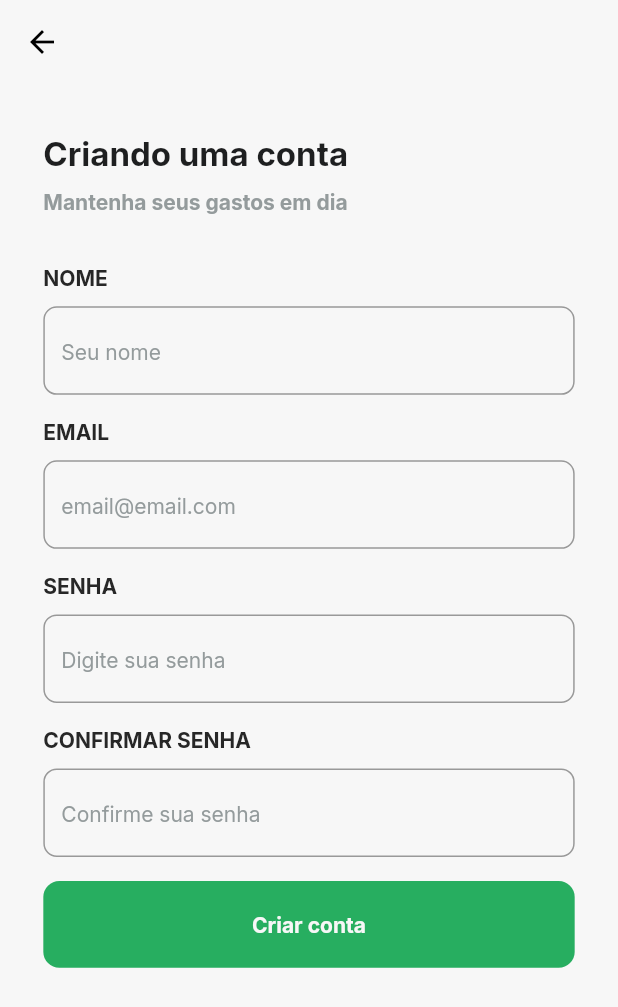
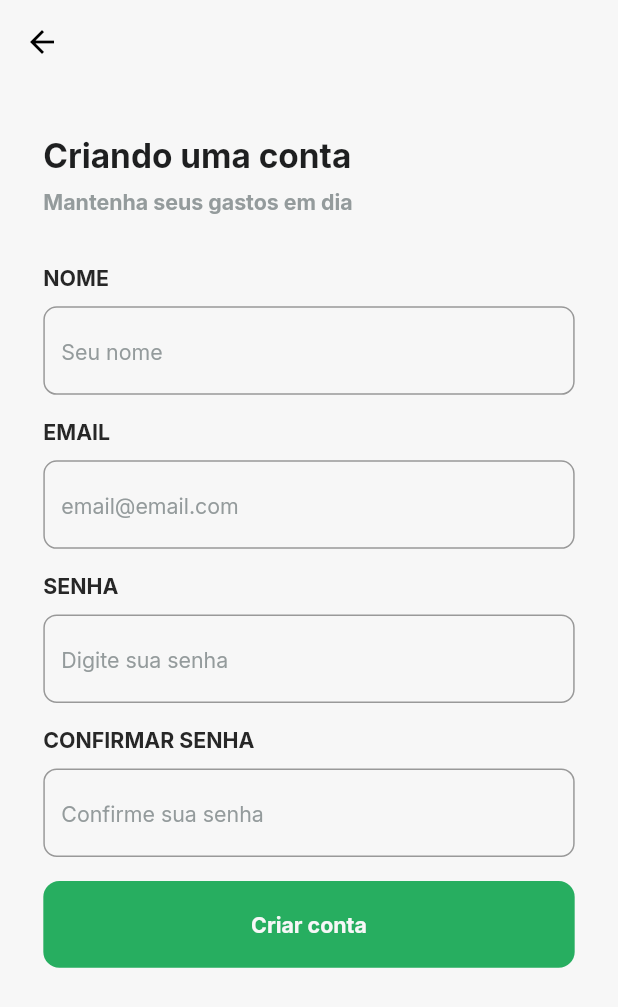
Before and after one commit to smiqueias/Ta-Caro-App, a Flutter app: the CreateAccountScreen screen opened directly, on a phone screen of 412 x 824 dp. Shown: the top 1007 px of the screen. Run offline on Flutter 3.47's test engine with Material 2 defaults, Android fonts, the phone set to English and light mode, and no system bars; our stand-ins replace flutter_screenutil, google_fonts, validators.

Commit message:
added adapter font

```diff
--- a/lib/src/core/theme/app_text_styles.dart
+++ b/lib/src/core/theme/app_text_styles.dart
@@ -1,4 +1,5 @@
 import 'package:flutter/material.dart';
+import 'package:flutter_screenutil/flutter_screenutil.dart';
 import 'package:google_fonts/google_fonts.dart';
 import 'package:tacaro_app/src/core/theme/app_theme.dart';
 
@@ -16,56 +17,56 @@ abstract class AppTextStyle {
 class AppTextStyleImpl implements AppTextStyle {
   @override
   TextStyle get buttonTextStyleColor => GoogleFonts.inter(
-        fontSize: 14,
+        fontSize: 16.sp,
         color: AppTheme.colors.background,
         fontWeight: FontWeight.bold,
       );
 
   @override
   TextStyle get buttonBoldTextColor => GoogleFonts.inter(
-        fontSize: 14,
+        fontSize: 16.sp,
         color: AppTheme.colors.textColor,
         fontWeight: FontWeight.bold,
       );
 
   @override
   TextStyle get buttonTextColor => GoogleFonts.inter(
-        fontSize: 14,
+        fontSize: 16.sp,
         color: AppTheme.colors.textColor,
         fontWeight: FontWeight.normal,
       );
 
   @override
   TextStyle get hint => GoogleFonts.inter(
-        fontSize: 14,
+        fontSize: 16.sp,
         color: AppTheme.colors.inputNormal,
         fontWeight: FontWeight.normal,
       );
 
   @override
   TextStyle get input => GoogleFonts.inter(
-        fontSize: 16,
+        fontSize: 18.sp,
         color: AppTheme.colors.inputNormal,
         fontWeight: FontWeight.normal,
       );
 
   @override
   TextStyle get label => GoogleFonts.inter(
-        fontSize: 14,
+        fontSize: 16.sp,
         color: AppTheme.colors.textColor,
         fontWeight: FontWeight.bold,
       );
 
   @override
   TextStyle get subTitle => GoogleFonts.inter(
-        fontSize: 14,
+        fontSize: 16.sp,
         color: AppTheme.colors.subTitle,
         fontWeight: FontWeight.bold,
       );
 
   @override
   TextStyle get title => GoogleFonts.inter(
-        fontSize: 22,
+        fontSize: 25.sp,
         color: AppTheme.colors.title,
         fontWeight: FontWeight.bold,
       );
```
